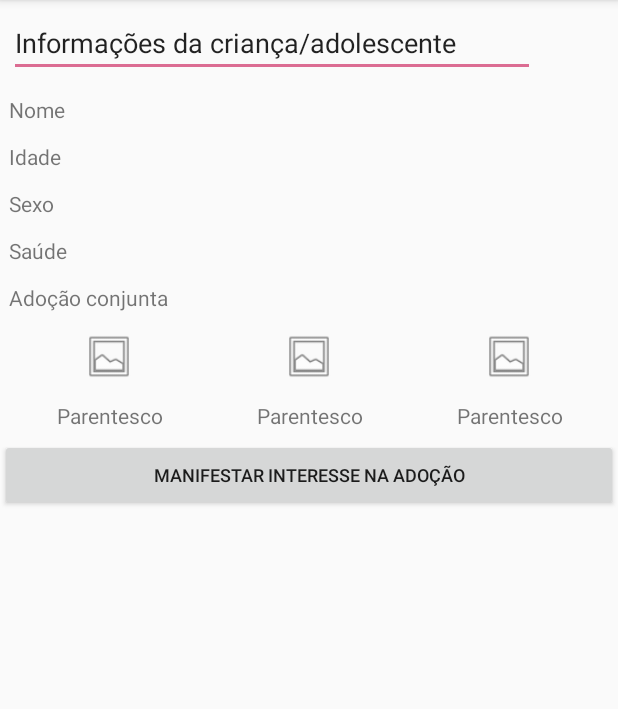
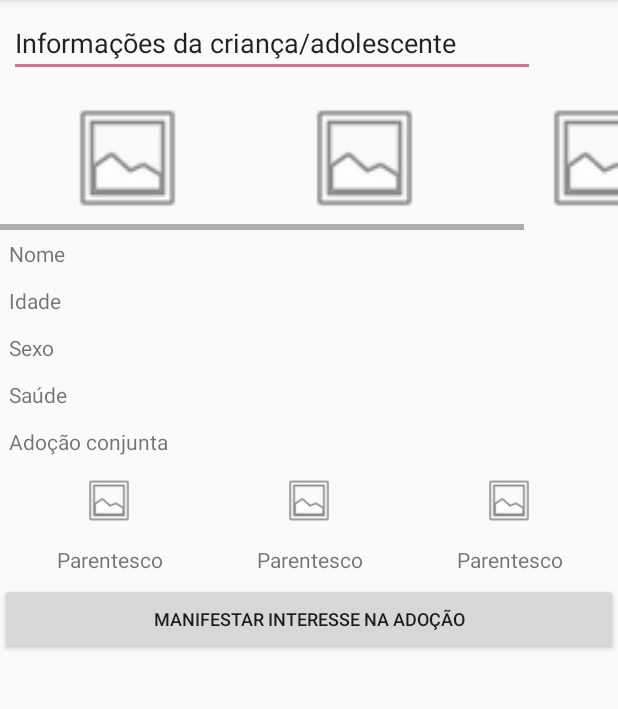
Before and after one commit to grupodobaralho/adocoes-android, an Android app: the fragment MenorDetailFragment shown on its own in the app's theme, on a phone screen of 412 x 824 dp, the part 84-793 px from its top. Run offline under Robolectric (Android 15) with nearby library versions, the phone set to English and light mode, and no system bars; 4 statements that could not run were skipped.

Commit message:
Versao mais atualizada da tela de detalhes da crianca/adolescente.

```diff
--- a/app/src/main/res/layout/fragment_menor_detail.xml
+++ b/app/src/main/res/layout/fragment_menor_detail.xml
@@ -25,6 +25,38 @@
             android:layout_weight="1" />
 
     </LinearLayout>
+
+    <HorizontalScrollView
+        android:layout_width="wrap_content"
+        android:layout_height="wrap_content">
+
+        <LinearLayout android:layout_width="match_parent"
+            android:layout_height="wrap_content"
+            android:orientation="horizontal"
+            android:padding="6dp">
+
+            <ImageView
+                android:id="@+id/imageView4"
+                android:layout_width="158dp"
+                android:layout_height="84dp"
+                app:srcCompat="@android:drawable/ic_menu_gallery" />
+
+            <ImageView
+                android:id="@+id/imageView5"
+                android:layout_width="158dp"
+                android:layout_height="84dp"
+                app:srcCompat="@android:drawable/ic_menu_gallery" />
+
+            <ImageView
+                android:id="@+id/imageView6"
+                android:layout_width="158dp"
+                android:layout_height="84dp"
+                app:srcCompat="@android:drawable/ic_menu_gallery" />
+
+        </LinearLayout>
+
+
+    </HorizontalScrollView>
 
     <LinearLayout android:layout_width="match_parent"
     android:layout_height="wrap_content"
```
